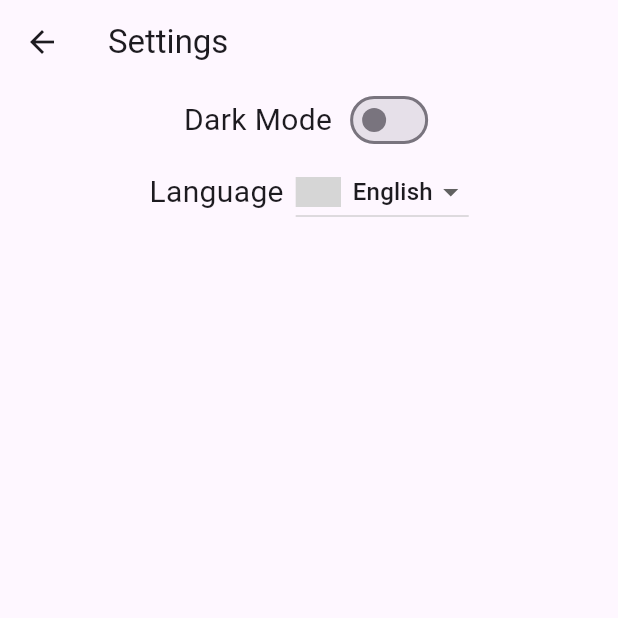
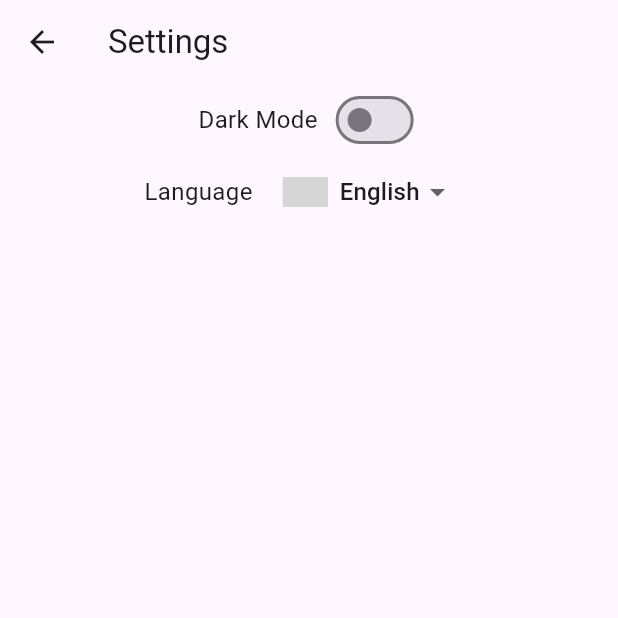
Before and after one commit to arthurpellegrini/ComputerStatusReporter, a Flutter app: the SettingsView screen opened by its route, on a phone screen of 412 x 824 dp, the top half of it. Run offline on Flutter 3.47's test engine with Material 3 defaults, Android fonts, the phone set to English and light mode, and no system bars; our stand-ins replace cloud_firestore, firebase_core; missing offline and left inert: country_flags; accounts and stored records are empty; generated files the repository leaves out were written again; grey boxes are pictures that could not be loaded.

Commit message:
style: remove underline in dropdown

```diff
--- a/lib/src/settings/settings_view.dart
+++ b/lib/src/settings/settings_view.dart
@@ -21,28 +21,10 @@ class SettingsView extends StatelessWidget {
         child: Column(
           mainAxisSize: MainAxisSize.min,
           children: [
-            // DropdownButton<ThemeMode>(
-            //   value: controller.themeMode,
-            //   onChanged: controller.updateThemeMode,
-            //   items: const [
-            //     DropdownMenuItem(
-            //       value: ThemeMode.system,
-            //       child: Text('System Theme'),
-            //     ),
-            //     DropdownMenuItem(
-            //       value: ThemeMode.light,
-            //       child: Text('Light Theme'),
-            //     ),
-            //     DropdownMenuItem(
-            //       value: ThemeMode.dark,
-            //       child: Text('Dark Theme'),
-            //     ),
-            //   ],
-            // ),
             Row(
               mainAxisAlignment: MainAxisAlignment.center,
               children: [
-                const Text('Dark Mode', style: TextStyle(fontSize: 20)),
+                const Text('Dark Mode', style: TextStyle(fontSize: 16)),
                 const SizedBox(width: 8),
                 Switch(
                   value: controller.themeMode == ThemeMode.dark || (controller.themeMode == ThemeMode.system && MediaQuery.of(context).platformBrightness == Brightness.dark),
@@ -57,9 +39,12 @@ class SettingsView extends StatelessWidget {
             Row(
               mainAxisAlignment: MainAxisAlignment.center,
               children:  [
-                const Text('Language', style: TextStyle(fontSize: 20)),
+                const Text('Language', style: TextStyle(fontSize: 16)),
                 const SizedBox(width: 8),
                 DropdownButton<Locale>(
+                  underline: Container(),
+                  borderRadius: BorderRadius.circular(8),
+                  padding: const EdgeInsets.symmetric(horizontal: 12),
                   value: controller.currentLocale,
                   onChanged: (Locale? newLocale) {
                     if (newLocale != null) {
@@ -77,7 +62,7 @@ class SettingsView extends StatelessWidget {
                             width: 30,
                           ),
                           const SizedBox(width: 8),
-                          Text(language.name),
+                          Text(language.name, style: const TextStyle(fontSize: 16)),
                         ],
                       ),
                     );
```
